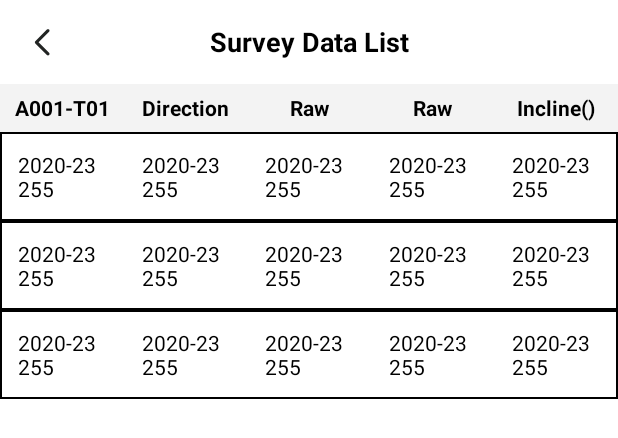
After one commit to liangperfect/BluePro, an Android app: the layout activity_survey_list.xml on its own in the app's theme, with its tools: preview values and no code run, on a phone screen of 412 x 824 dp. The commit adds this screen. Shown: the top 438 px of the screen. Run offline under Robolectric (Android 15) with nearby library versions, the phone set to English and light mode, and no system bars.

Commit message:
1.修改实时界面展示的图片 2.添加展示列表

```diff
--- a/app/src/main/AndroidManifest.xml
+++ b/app/src/main/AndroidManifest.xml
@@ -24,7 +24,8 @@
         android:networkSecurityConfig="@xml/network_security_config"
         android:supportsRtl="true"
         android:theme="@style/AppTheme">
-        <activity android:name=".bluepro.CompareActivity"></activity>
+        <activity android:name=".bluepro.SurveyListActivity"></activity>
+        <activity android:name=".bluepro.CompareActivity" />
         <activity android:name=".bluepro.SaveDataActivity" />
         <activity android:name=".bluepro.SurveyActivity" />
         <activity android:name=".bluepro.CoefficientsActivity" />
--- a/app/src/main/java/com/vitalong/bluetest2/bluepro/SaveDataActivity.java
+++ b/app/src/main/java/com/vitalong/bluetest2/bluepro/SaveDataActivity.java
@@ -1,6 +1,7 @@
 package com.vitalong.bluetest2.bluepro;
 
 import android.app.Activity;
+import android.content.Intent;
 import android.os.Build;
 import android.os.Bundle;
 import android.util.Log;
@@ -166,6 +167,10 @@ public class SaveDataActivity extends AppCompatActivity {
             public void onClick(View v) {
                 if (canSave) {
                     saveData();
+                    //保存了数据就前往列表展示页面
+                    Intent i = new Intent(SaveDataActivity.this, SurveyListActivity.class);
+                    i.putExtra("tableName",selectDir+"_"+selectFileName);
+                    startActivity(i);
                 }
                 setResult(Activity.RESULT_OK);
                 SaveDataActivity.this.finish();
--- /dev/null
+++ b/app/src/main/res/layout/activity_survey_list.xml
@@ -0,0 +1,132 @@
+<?xml version="1.0" encoding="utf-8"?>
+<androidx.coordinatorlayout.widget.CoordinatorLayout xmlns:android="http://schemas.android.com/apk/res/android"
+    xmlns:app="http://schemas.android.com/apk/res-auto"
+    xmlns:tools="http://schemas.android.com/tools"
+    android:layout_width="match_parent"
+    android:layout_height="match_parent"
+    tools:context=".bluepro.SurveyListActivity">
+
+    <com.google.android.material.appbar.AppBarLayout
+        android:id="@+id/appbar"
+        android:layout_width="match_parent"
+        android:layout_height="wrap_content"
+        app:elevation="0dp">
+
+        <androidx.appcompat.widget.Toolbar
+            android:id="@+id/toolbar"
+            android:layout_width="match_parent"
+            android:layout_height="wrap_content"
+            android:background="@color/white"
+            app:contentInsetStart="0dp"
+            app:layout_anchor="@+id/appbar"
+            app:layout_anchorGravity="center"
+            app:navigationIcon="@drawable/nav_arrow_left">
+
+            <androidx.appcompat.widget.AppCompatTextView
+                android:id="@+id/tvTitle"
+                android:layout_width="wrap_content"
+                android:layout_height="wrap_content"
+                android:layout_gravity="center"
+                android:background="@android:color/transparent"
+                android:text="Survey Data List"
+                android:textColor="@color/black"
+                android:textSize="18sp"
+                android:textStyle="bold" />
+
+        </androidx.appcompat.widget.Toolbar>
+    </com.google.android.material.appbar.AppBarLayout>
+
+    <androidx.constraintlayout.widget.ConstraintLayout
+        android:layout_width="match_parent"
+        android:layout_height="match_parent"
+        android:background="@color/white"
+        app:layout_behavior="@string/appbar_scrolling_view_behavior">
+
+        <androidx.constraintlayout.widget.ConstraintLayout
+            android:id="@+id/constraPart1"
+            android:layout_width="match_parent"
+            android:layout_height="32dp"
+            android:background="@color/grey_light"
+            app:layout_constraintEnd_toEndOf="parent"
+            app:layout_constraintStart_toStartOf="parent"
+            app:layout_constraintTop_toTopOf="parent">
+
+            <androidx.appcompat.widget.AppCompatTextView
+                android:id="@+id/tvSheetName"
+                android:layout_width="0dp"
+                android:layout_height="match_parent"
+                android:gravity="center"
+                android:text="A001-T01"
+                android:textColor="@color/black"
+                android:textSize="14sp"
+                android:textStyle="bold"
+                app:layout_constraintEnd_toStartOf="@id/tvDirection"
+                app:layout_constraintStart_toStartOf="parent"
+                app:layout_constraintTop_toTopOf="parent" />
+
+            <androidx.appcompat.widget.AppCompatTextView
+                android:id="@+id/tvDirection"
+                android:layout_width="0dp"
+                android:layout_height="match_parent"
+                android:gravity="center"
+                android:text="Direction"
+                android:textColor="@color/black"
+                android:textSize="14sp"
+                android:textStyle="bold"
+                app:layout_constraintEnd_toStartOf="@id/tvRaw1"
+                app:layout_constraintStart_toEndOf="@id/tvSheetName"
+                app:layout_constraintTop_toTopOf="parent" />
+
+            <androidx.appcompat.widget.AppCompatTextView
+                android:id="@+id/tvRaw1"
+                android:layout_width="0dp"
+                android:layout_height="match_parent"
+                android:gravity="center"
+                android:text="Raw"
+                android:textColor="@color/black"
+                android:textSize="14sp"
+                android:textStyle="bold"
+                app:layout_constraintEnd_toStartOf="@id/tvRaw2"
+                app:layout_constraintStart_toEndOf="@id/tvDirection"
+                app:layout_constraintTop_toTopOf="parent" />
+
+            <androidx.appcompat.widget.AppCompatTextView
+                android:id="@+id/tvRaw2"
+                android:layout_width="0dp"
+                android:layout_height="match_parent"
+                android:gravity="center"
+                android:text="Raw"
+                android:textColor="@color/black"
+                android:textSize="14sp"
+                android:textStyle="bold"
+                app:layout_constraintEnd_toStartOf="@id/tvIncline"
+                app:layout_constraintStart_toEndOf="@id/tvRaw1"
+                app:layout_constraintTop_toTopOf="parent" />
+
+            <androidx.appcompat.widget.AppCompatTextView
+                android:id="@+id/tvIncline"
+                android:layout_width="0dp"
+                android:layout_height="match_parent"
+                android:gravity="center"
+                android:text="Incline()"
+                android:textColor="@color/black"
+                android:textSize="14sp"
+                android:textStyle="bold"
+                app:layout_constraintEnd_toEndOf="parent"
+                app:layout_constraintStart_toEndOf="@id/tvRaw2"
+                app:layout_constraintTop_toTopOf="parent" />
+        </androidx.constraintlayout.widget.ConstraintLayout>
+
+        <androidx.recyclerview.widget.RecyclerView
+            android:id="@+id/recyclerView"
+            android:layout_width="match_parent"
+            android:layout_height="0dp"
+            android:background="@color/white"
+            app:layout_constraintBottom_toBottomOf="parent"
+            app:layout_constraintEnd_toEndOf="parent"
+            app:layout_constraintStart_toStartOf="parent"
+            app:layout_constraintTop_toBottomOf="@id/constraPart1"
+            tools:listitem="@layout/item_survey_data" />
+
+    </androidx.constraintlayout.widget.ConstraintLayout>
+</androidx.coordinatorlayout.widget.CoordinatorLayout>
--- /dev/null
+++ b/app/src/main/res/layout/item_survey_data.xml
@@ -0,0 +1,64 @@
+<?xml version="1.0" encoding="utf-8"?>
+<androidx.constraintlayout.widget.ConstraintLayout xmlns:android="http://schemas.android.com/apk/res/android"
+    xmlns:app="http://schemas.android.com/apk/res-auto"
+    xmlns:tools="http://schemas.android.com/tools"
+    android:layout_width="match_parent"
+    android:layout_height="wrap_content"
+    android:background="@drawable/rectangle_black">
+
+    <androidx.appcompat.widget.AppCompatTextView
+        android:id="@+id/tvTimeValue"
+        android:layout_width="0dp"
+        android:layout_height="wrap_content"
+        android:padding="12dp"
+        android:textColor="@color/black"
+        app:layout_constraintEnd_toStartOf="@id/tvDirectionValue"
+        app:layout_constraintStart_toStartOf="parent"
+        app:layout_constraintTop_toTopOf="parent"
+        tools:text="2020-23255" />
+
+    <androidx.appcompat.widget.AppCompatTextView
+        android:id="@+id/tvDirectionValue"
+        android:layout_width="0dp"
+        android:layout_height="wrap_content"
+        android:padding="12dp"
+        android:textColor="@color/black"
+        app:layout_constraintEnd_toStartOf="@id/tvRaw1Value"
+        app:layout_constraintStart_toEndOf="@id/tvTimeValue"
+        app:layout_constraintTop_toTopOf="parent"
+        tools:text="2020-23255" />
+
+    <androidx.appcompat.widget.AppCompatTextView
+        android:id="@+id/tvRaw1Value"
+        android:layout_width="0dp"
+        android:layout_height="wrap_content"
+        android:padding="12dp"
+        android:textColor="@color/black"
+        app:layout_constraintEnd_toStartOf="@id/tvRaw2Value"
+        app:layout_constraintStart_toEndOf="@id/tvDirectionValue"
+        app:layout_constraintTop_toTopOf="parent"
+        tools:text="2020-23255" />
+
+    <androidx.appcompat.widget.AppCompatTextView
+        android:id="@+id/tvRaw2Value"
+        android:layout_width="0dp"
+        android:layout_height="wrap_content"
+        android:padding="12dp"
+        android:textColor="@color/black"
+        app:layout_constraintEnd_toStartOf="@id/tvIncludeValue"
+        app:layout_constraintStart_toEndOf="@id/tvRaw1Value"
+        app:layout_constraintTop_toTopOf="parent"
+        tools:text="2020-23255" />
+
+    <androidx.appcompat.widget.AppCompatTextView
+        android:id="@+id/tvIncludeValue"
+        android:layout_width="0dp"
+        android:layout_height="wrap_content"
+        android:padding="12dp"
+        android:textColor="@color/black"
+        app:layout_constraintEnd_toEndOf="parent"
+        app:layout_constraintStart_toEndOf="@id/tvRaw2Value"
+        app:layout_constraintTop_toTopOf="parent"
+        tools:text="2020-23255" />
+
+</androidx.constraintlayout.widget.ConstraintLayout>
```
Also changed, not shown: app/src/main/java/com/vitalong/bluetest2/bluepro/SurveyActivity.java (+12 -12 lines), app/src/main/java/com/vitalong/bluetest2/bluepro/SurveyListActivity.java (added, +151 -0 lines), app/src/main/res/layout/activity_survey.xml (+6 -6 lines), app/src/main/res/drawable-hdpi/new_deg.jpg (added), app/src/main/res/drawable-hdpi/new_raw1.png (added), app/src/main/res/drawable-hdpi/new_raw2.png (added), app/src/main/res/drawable-hdpi/new_raw3.png (added), app/src/main/res/drawable-hdpi/new_raw4.png (added).
